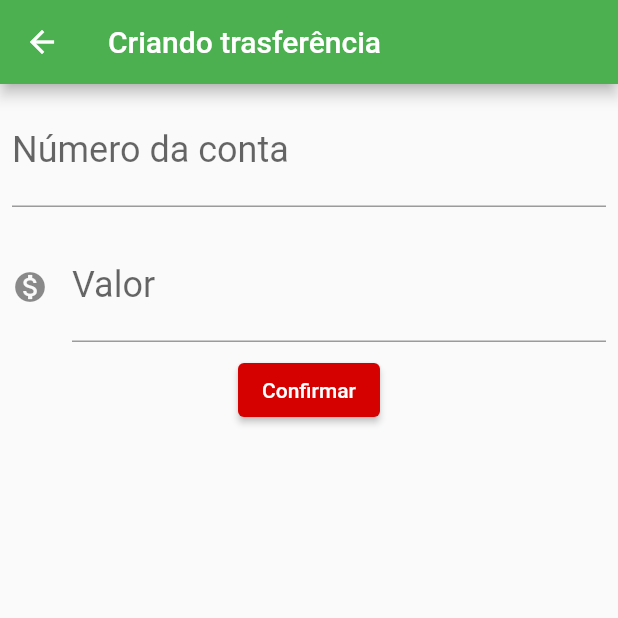
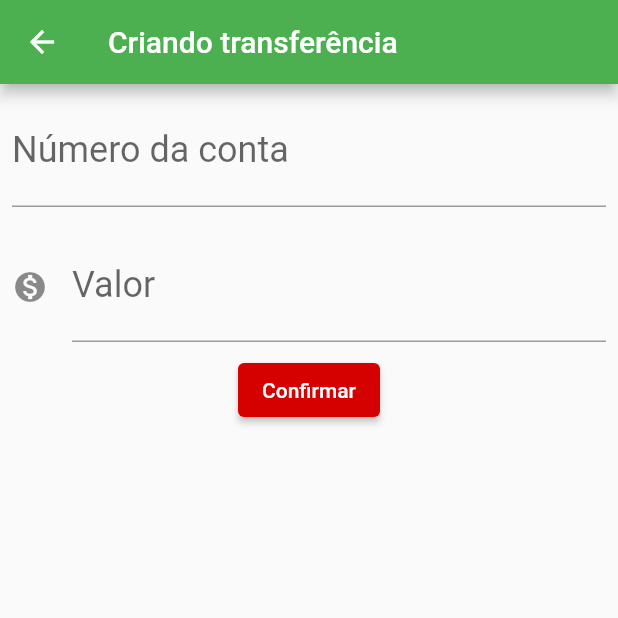
Before and after one commit to silveiraluisf/projeto-flutter-treino, a Flutter app: the screen it shows after launch, after a tap on the "add" icon, on a phone screen of 412 x 824 dp, the top half of it. Run offline on Flutter 3.47's test engine with Material 2 defaults, Android fonts, the phone set to English and light mode, and no system bars.

Commit message:
Refatoração do código e solução desugestões do Dart Analysis

```diff
--- a/lib/main.dart
+++ b/lib/main.dart
@@ -20,7 +20,8 @@ class ByteBankApp extends StatelessWidget {
           )),
         buttonTheme: ButtonThemeData(
           buttonColor: Colors.blueAccent[400],
-          textTheme: ButtonTextTheme.primary)),
+          textTheme: ButtonTextTheme.primary)
+      ),
       home:  ListaTransferencias(),
       );
   }
--- a/lib/models/transferencia.dart
+++ b/lib/models/transferencia.dart
@@ -2,11 +2,13 @@ class Transferencia {
   final double valor;
   final int numeroConta;
 
-  Transferencia(this.valor, this.numeroConta);
+  Transferencia(
+      this.valor,
+      this.numeroConta,
+      );
 
   @override
   String toString() {
-    // TODO: implement toString
     return 'Transferencia{valor: $valor, numeroConta: $numeroConta}';
   }
 }
--- a/lib/screens/transferencia/formulario.dart
+++ b/lib/screens/transferencia/formulario.dart
@@ -1,13 +1,20 @@
 import 'package:flutter/material.dart';
-
 import '../../components/editor.dart';
 import '../../models/transferencia.dart';
 
+const _tituloAppBar = 'Criando transferência';
+const _rotuloCampoValor = 'Valor';
+const _dicaCampoValor = '0.00';
+const _rotuloCampoNumeroConta = 'Número da conta';
+const _dicaCampoNumeroConta = '0000-0';
+const _textoBotaoConfirmar = 'Confirmar';
+
+
 class FormularioTransferencia extends StatefulWidget {
+  const FormularioTransferencia({Key? key}) : super(key: key);
 
   @override
   State<StatefulWidget> createState() {
-    // TODO: implement createState
     return FormularioTransferenciaState();
   }
 }
@@ -22,22 +29,22 @@ class FormularioTransferenciaState extends State<FormularioTransferencia> {
   @override
   Widget build(BuildContext context) {
     return Scaffold(
-      appBar: AppBar(title: const Text('Criando trasferência'),),
+      appBar: AppBar(title: const Text(_tituloAppBar),),
       body: SingleChildScrollView(
         child: Column(
           children: <Widget>[
             Editor(
                 controlador: _controladorCampoNumeroConta,
-                rotulo: 'Número da conta',
-                dica: '0000-00'),
+                rotulo: _rotuloCampoNumeroConta,
+                dica: _dicaCampoNumeroConta),
             Editor(
                 controlador: _controladorCampoValor,
-                rotulo: 'Valor',
-                dica: '0.00',
+                rotulo: _rotuloCampoValor,
+                dica: _dicaCampoValor,
                 icone: Icons.monetization_on),
 
             ElevatedButton(
-              child: const Text('Confirmar'),
+              child: const Text(_textoBotaoConfirmar),
               onPressed: () => _criaTransferencia(context),
             ),
           ],
@@ -50,8 +57,6 @@ class FormularioTransferenciaState extends State<FormularioTransferencia> {
     final double? valor = double.tryParse(_controladorCampoValor.text);
     if(numeroConta != null && valor != null){
       final transferenciaCriada =  Transferencia(valor, numeroConta);
-      debugPrint('Criando Transferência');
-      debugPrint('$transferenciaCriada');
       Navigator.pop(context, transferenciaCriada);
     }
   }
--- a/lib/screens/transferencia/lista.dart
+++ b/lib/screens/transferencia/lista.dart
@@ -2,11 +2,13 @@ import 'package:flutter/material.dart';
 import '../../models/transferencia.dart';
 import 'formulario.dart';
 
+const _tituloAppBar = 'Transferências';
+
 class ListaTransferencias extends StatefulWidget {
+  ListaTransferencias({Key? key}) : super(key: key);
   final List<Transferencia?> _transferencias = [];
   @override
   State<StatefulWidget> createState() {
-    // TODO: implement createState
     return ListaTransferenciasState();
   }
 }
@@ -14,10 +16,9 @@ class ListaTransferencias extends StatefulWidget {
 class ListaTransferenciasState extends State<ListaTransferencias> {
   @override
   Widget build(BuildContext context) {
-    // TODO: implement build
     return Scaffold(
       appBar: AppBar(
-        title: const Text('Transferências'),
+        title: const Text(_tituloAppBar),
       ),
       body: ListView.builder(
         itemCount: widget._transferencias.length,
@@ -30,14 +31,12 @@ class ListaTransferenciasState extends State<ListaTransferencias> {
         child: const Icon(Icons.add),
         onPressed: () {
           final Future<Transferencia?> future = Navigator.push(context, MaterialPageRoute(builder: (context) {
-            return FormularioTransferencia();
+            return const FormularioTransferencia();
           }));
-          future.then((transferenviaRecebida) {
-            debugPrint('chegou no then future');
-            debugPrint('$transferenviaRecebida');
-            if (transferenviaRecebida != null) {
+          future.then((transferenciaRecebida) {
+            if (transferenciaRecebida != null) {
               setState(() {
-                widget._transferencias.add(transferenviaRecebida);
+                widget._transferencias.add(transferenciaRecebida);
               });}
           });
         },
@@ -54,7 +53,6 @@ class ItemTransferencia extends StatelessWidget {
 
   @override
   Widget build(BuildContext context) {
-    // TODO: implement build
     return Card(
       child: ListTile(
         leading: const Icon(Icons.monetization_on),
```
